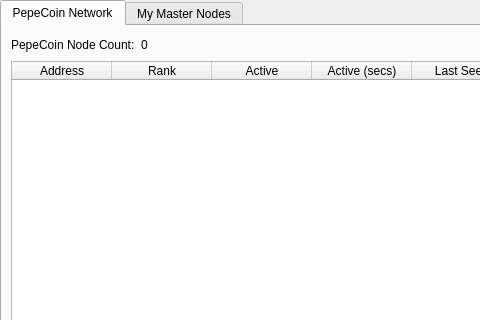
Old version of the form src/qt/forms/masternodemanager.ui in the repository projectmemetic/pepecoin; both pictures show x 0 to 480 and y 0 to 320 of the 723 by 457 pixel window.
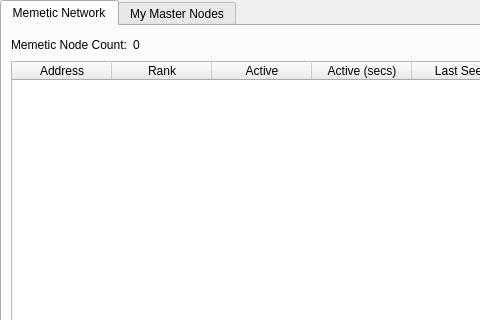
New version of the form. The open tabs and pages were chosen to show the change.

Commit message: Rebrand Pepecoin to Memetic

The edit to the form file:
```diff
--- a/src/qt/forms/masternodemanager.ui
+++ b/src/qt/forms/masternodemanager.ui
@@ -29,7 +29,7 @@
        </property>
        <widget class="QWidget" name="tab">
         <attribute name="title">
-         <string>PepeCoin Network</string>
+         <string>Memetic Network</string>
         </attribute>
         <layout class="QGridLayout" name="gridLayout">
          <item row="1" column="0">
@@ -89,7 +89,7 @@
            <item>
             <widget class="QLabel" name="label_2">
              <property name="text">
-              <string>PepeCoin Node Count:</string>
+              <string>Memetic Node Count:</string>
              </property>
             </widget>
            </item>
```
The commit also changes 207 other files.
